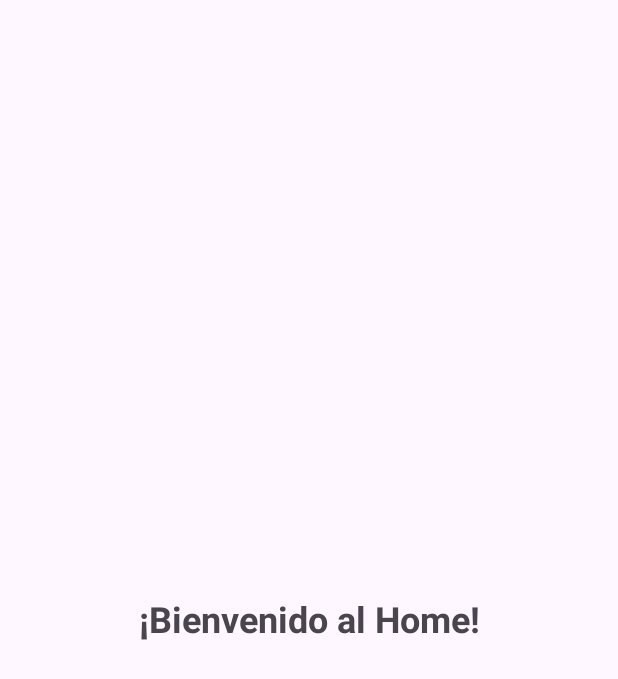
After one commit to naxo-910/MiTiendaApp, an Android app: the HomeActivity screen opened directly, with no data from a screen before it, on a phone screen of 412 x 824 dp. The commit adds this screen. Shown: the top 679 px of the screen. Run offline under Robolectric (Android 15) with nearby library versions, the phone set to English and light mode, and no system bars.

Commit message:
Fase 1: Implementada navegación de Login a HomeActivity

```diff
--- a/app/src/main/AndroidManifest.xml
+++ b/app/src/main/AndroidManifest.xml
@@ -1,6 +1,6 @@
 <?xml version="1.0" encoding="utf-8"?>
 <manifest xmlns:android="http://schemas.android.com/apk/res/android"
-    xmlns:tools="http://schemas.android.com/tools" >
+    xmlns:tools="http://schemas.android.com/tools">
 
     <application
         android:allowBackup="true"
@@ -10,10 +10,13 @@
         android:label="@string/app_name"
         android:roundIcon="@mipmap/ic_launcher_round"
         android:supportsRtl="true"
-        android:theme="@style/Theme.Mitiendacl" >
+        android:theme="@style/Theme.Mitiendacl">
+        <activity
+            android:name=".HomeActivity"
+            android:exported="false" />
         <activity
             android:name=".MainActivity"
-            android:exported="true" >
+            android:exported="true">
             <intent-filter>
                 <action android:name="android.intent.action.MAIN" />
 
--- /dev/null
+++ b/app/src/main/java/cl/mitienda/app/HomeActivity.kt
@@ -0,0 +1,20 @@
+package cl.mitienda.app
+
+import android.os.Bundle
+import androidx.activity.enableEdgeToEdge
+import androidx.appcompat.app.AppCompatActivity
+import androidx.core.view.ViewCompat
+import androidx.core.view.WindowInsetsCompat
+
+class HomeActivity : AppCompatActivity() {
+    override fun onCreate(savedInstanceState: Bundle?) {
+        super.onCreate(savedInstanceState)
+        enableEdgeToEdge()
+        setContentView(R.layout.activity_home)
+        ViewCompat.setOnApplyWindowInsetsListener(findViewById(R.id.main)) { v, insets ->
+            val systemBars = insets.getInsets(WindowInsetsCompat.Type.systemBars())
+            v.setPadding(systemBars.left, systemBars.top, systemBars.right, systemBars.bottom)
+            insets
+        }
+    }
+}
--- a/app/src/main/java/cl/mitienda/app/MainActivity.kt
+++ b/app/src/main/java/cl/mitienda/app/MainActivity.kt
@@ -4,6 +4,8 @@ import android.os.Bundle
 import androidx.appcompat.app.AppCompatActivity
 import cl.mitienda.app.databinding.ActivityMainBinding
 import android.util.Patterns
+import android.widget.Toast
+import android.content.Intent
 
 class MainActivity : AppCompatActivity() {
 
@@ -46,8 +48,9 @@ class MainActivity : AppCompatActivity() {
 
             else {
                 // ¡ÉXITO! Todos los campos son válidos.
-                // Por ahora, solo mostramos un mensaje temporal.
-                // (Añadiremos esto en el siguiente paso)
+                // Mostramos un mensaje temporal de éxito
+                val intent = Intent(this, HomeActivity::class.java)
+                startActivity(intent)
             }
         }
     }
--- /dev/null
+++ b/app/src/main/res/layout/activity_home.xml
@@ -0,0 +1,21 @@
+<?xml version="1.0" encoding="utf-8"?>
+<androidx.constraintlayout.widget.ConstraintLayout xmlns:android="http://schemas.android.com/apk/res/android"
+    xmlns:app="http://schemas.android.com/apk/res-auto"
+    xmlns:tools="http://schemas.android.com/tools"
+    android:id="@+id/main"
+    android:layout_width="match_parent"
+    android:layout_height="match_parent"
+    tools:context=".HomeActivity">
+
+    <TextView
+        android:layout_width="wrap_content"
+        android:layout_height="wrap_content"
+        android:text="¡Bienvenido al Home!"
+        android:textSize="24sp"
+        android:textStyle="bold"
+        app:layout_constraintBottom_toBottomOf="parent"
+        app:layout_constraintEnd_toEndOf="parent"
+        app:layout_constraintStart_toStartOf="parent"
+        app:layout_constraintTop_toTopOf="parent" />
+
+</androidx.constraintlayout.widget.ConstraintLayout>
```
